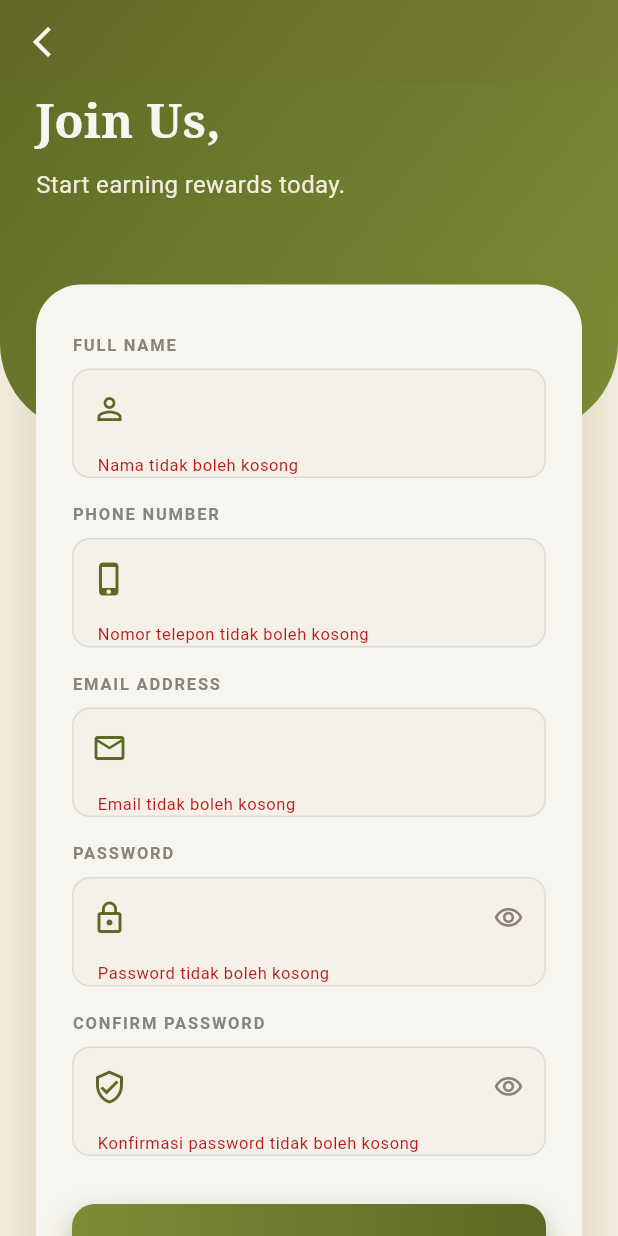
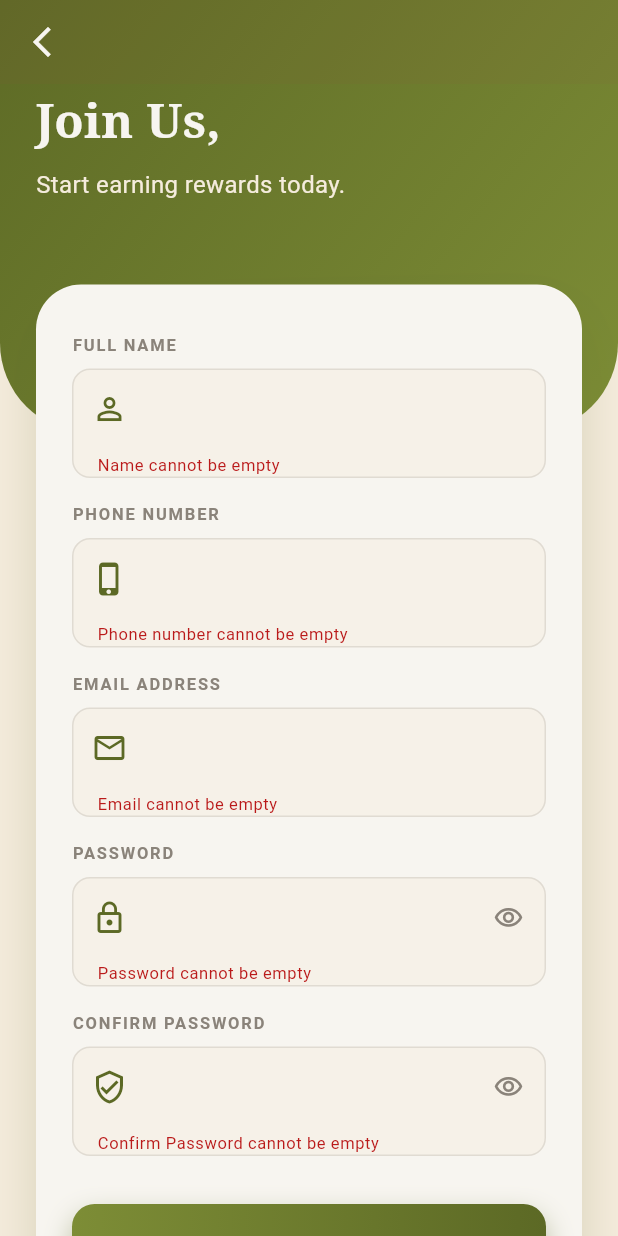
Before and after one commit to kathleenklavinka/Kelompok-2_UAS_MobileProgramming, a Flutter app: the SignupPage screen opened directly, scrolled down 41 dp, after a tap on "CREATE ACCOUNT", on a phone screen of 412 x 824 dp. Run offline on Flutter 3.47's test engine with Material 3 defaults, Android fonts, the phone set to English and light mode, and no system bars; our stand-ins replace file_picker, shared_preferences; accounts and stored records are empty.

Commit message:
edit login and signup page

```diff
--- a/lib/pages/login_page.dart
+++ b/lib/pages/login_page.dart
@@ -83,9 +83,10 @@ class _LoginPageState extends State<LoginPage> {
       await Future.delayed(const Duration(milliseconds: 500));
       if (!mounted) return;
 
-      Navigator.push(
+      Navigator.pushAndRemoveUntil(
         context,
-        MaterialPageRoute(builder: (context) => const HomePage()),
+        MaterialPageRoute(builder: (_) => const HomePage()),
+        (route) => false,
       );
     } else {
       ScaffoldMessenger.of(context).showSnackBar(
@@ -235,10 +236,10 @@ class _LoginPageState extends State<LoginPage> {
                               icon: Icons.email_outlined,
                               validator: (value) {
                                 if (value == null || value.isEmpty) {
-                                  return 'Email tidak boleh kosong';
+                                  return 'Email cannot be empty';
                                 }
                                 if (!value.contains('@')) {
-                                  return 'Format email tidak valid';
+                                  return 'Email format is not valid';
                                 }
                                 return null;
                               },
@@ -254,7 +255,7 @@ class _LoginPageState extends State<LoginPage> {
                                   setState(() => _isObscure = !_isObscure),
                               validator: (value) {
                                 if (value == null || value.isEmpty) {
-                                  return 'Password tidak boleh kosong';
+                                  return 'Password cannot be empty';
                                 }
                                 return null;
                               },
--- a/lib/pages/signup_page.dart
+++ b/lib/pages/signup_page.dart
@@ -64,7 +64,7 @@ class _SignupPageState extends State<SignupPage> {
                   mainAxisSize: MainAxisSize.min,
                   children: [
                     const Text(
-                      'Selamat Datang!',
+                      'Welcome!',
                       style: TextStyle(
                         fontWeight: FontWeight.bold,
                         fontSize: 16,
@@ -110,7 +110,7 @@ class _SignupPageState extends State<SignupPage> {
                   mainAxisSize: MainAxisSize.min,
                   children: [
                     const Text(
-                      'Pendaftaran Gagal',
+                      'Registration Failed',
                       style: TextStyle(
                         fontWeight: FontWeight.bold,
                         fontSize: 16,
@@ -228,7 +228,7 @@ class _SignupPageState extends State<SignupPage> {
                         icon: Icons.person_outline,
                         validator: (value) {
                           if (value == null || value.isEmpty) {
-                            return 'Nama tidak boleh kosong';
+                            return 'Name cannot be empty';
                           }
                           return null;
                         },
@@ -241,10 +241,10 @@ class _SignupPageState extends State<SignupPage> {
                         inputType: TextInputType.phone,
                         validator: (value) {
                           if (value == null || value.isEmpty) {
-                            return 'Nomor telepon tidak boleh kosong';
+                            return 'Phone number cannot be empty';
                           }
                           if (value.length < 10) {
-                            return 'Nomor telepon minimal 10 digit';
+                            return 'Phone number is too short';
                           }
                           return null;
                         },
@@ -257,10 +257,10 @@ class _SignupPageState extends State<SignupPage> {
                         inputType: TextInputType.emailAddress,
                         validator: (value) {
                           if (value == null || value.isEmpty) {
-                            return 'Email tidak boleh kosong';
+                            return 'Email cannot be empty';
                           }
                           if (!value.contains('@')) {
-                            return 'Format email tidak valid';
+                            return 'Email format is not valid';
                           }
                           return null;
                         },
@@ -276,10 +276,10 @@ class _SignupPageState extends State<SignupPage> {
                             setState(() => _isObscurePass = !_isObscurePass),
                         validator: (value) {
                           if (value == null || value.isEmpty) {
-                            return 'Password tidak boleh kosong';
+                            return 'Password cannot be empty';
                           }
                           if (value.length < 6) {
-                            return 'Password minimal 6 karakter';
+                            return 'Password must be at least 6 characters';
                           }
                           return null;
                         },
@@ -296,10 +296,10 @@ class _SignupPageState extends State<SignupPage> {
                         ),
                         validator: (value) {
                           if (value == null || value.isEmpty) {
-                            return 'Konfirmasi password tidak boleh kosong';
+                            return 'Confirm Password cannot be empty';
                           }
                           if (value != _passwordController.text) {
-                            return 'Password tidak cocok';
+                            return 'Password does not match';
                           }
                           return null;
                         },
```
